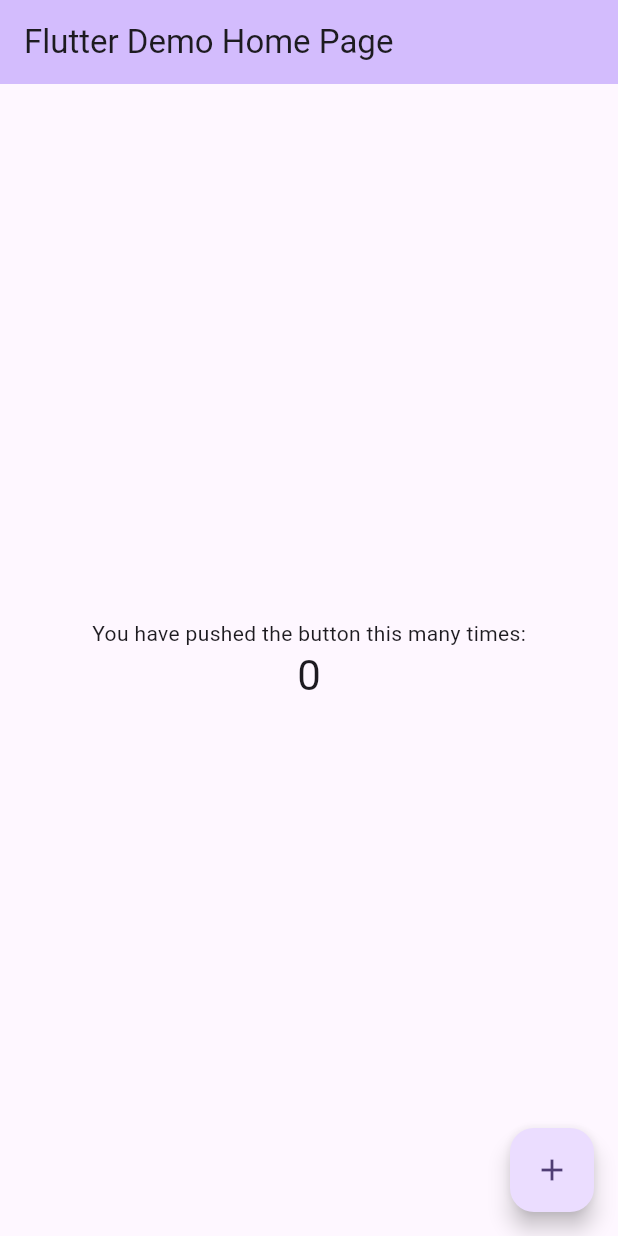
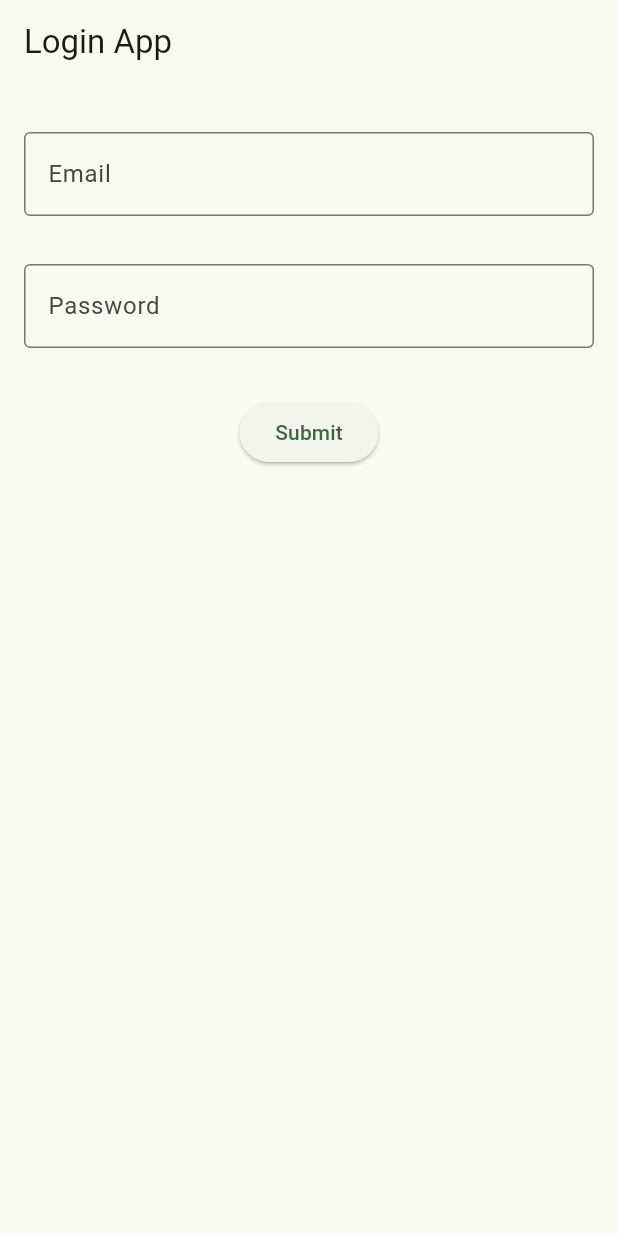
Before and after one commit to Pardheevsai03/Login-app, a Flutter app: the screen it shows after launch, on a phone screen of 412 x 824 dp. Run offline on Flutter 3.47's test engine with Material 3 defaults, Android fonts, the phone set to English and light mode, and no system bars.

Commit message:
login page

```diff
--- a/lib/main.dart
+++ b/lib/main.dart
@@ -11,115 +11,99 @@ class MyApp extends StatelessWidget {
   @override
   Widget build(BuildContext context) {
     return MaterialApp(
-      title: 'Flutter Demo',
+      title: 'Login App',
       theme: ThemeData(
-        // This is the theme of your application.
-        //
-        // TRY THIS: Try running your application with "flutter run". You'll see
-        // the application has a purple toolbar. Then, without quitting the app,
-        // try changing the seedColor in the colorScheme below to Colors.green
-        // and then invoke "hot reload" (save your changes or press the "hot
-        // reload" button in a Flutter-supported IDE, or press "r" if you used
-        // the command line to start the app).
-        //
-        // Notice that the counter didn't reset back to zero; the application
-        // state is not lost during the reload. To reset the state, use hot
-        // restart instead.
-        //
-        // This works for code too, not just values: Most code changes can be
-        // tested with just a hot reload.
-        colorScheme: ColorScheme.fromSeed(seedColor: Colors.deepPurple),
+          colorScheme: ColorScheme.fromSeed(seedColor: Colors.green),
         useMaterial3: true,
       ),
-      home: const MyHomePage(title: 'Flutter Demo Home Page'),
+      home: const Login(title: 'Login App'),
     );
   }
 }
 
-class MyHomePage extends StatefulWidget {
-  const MyHomePage({super.key, required this.title});
+class Login extends StatefulWidget {
+  const Login({super.key, required this.title});
 
-  // This widget is the home page of your application. It is stateful, meaning
-  // that it has a State object (defined below) that contains fields that affect
-  // how it looks.
 
-  // This class is the configuration for the state. It holds the values (in this
-  // case the title) provided by the parent (in this case the App widget) and
-  // used by the build method of the State. Fields in a Widget subclass are
-  // always marked "final".
+
 
   final String title;
 
   @override
-  State<MyHomePage> createState() => _MyHomePageState();
+  State<Login> createState() => _LoginState();
 }
 
-class _MyHomePageState extends State<MyHomePage> {
-  int _counter = 0;
-
-  void _incrementCounter() {
-    setState(() {
-      // This call to setState tells the Flutter framework that something has
-      // changed in this State, which causes it to rerun the build method below
-      // so that the display can reflect the updated values. If we changed
-      // _counter without calling setState(), then the build method would not be
-      // called again, and so nothing would appear to happen.
-      _counter++;
-    });
-  }
+class _LoginState extends State<Login> {
+  final _formKey = GlobalKey<FormState>();
+  TextEditingController emailController = TextEditingController();
+  TextEditingController passwordController = TextEditingController();
 
   @override
   Widget build(BuildContext context) {
-    // This method is rerun every time setState is called, for instance as done
-    // by the _incrementCounter method above.
-    //
-    // The Flutter framework has been optimized to make rerunning build methods
-    // fast, so that you can just rebuild anything that needs updating rather
-    // than having to individually change instances of widgets.
     return Scaffold(
       appBar: AppBar(
-        // TRY THIS: Try changing the color here to a specific color (to
-        // Colors.amber, perhaps?) and trigger a hot reload to see the AppBar
-        // change color while the other colors stay the same.
-        backgroundColor: Theme.of(context).colorScheme.inversePrimary,
-        // Here we take the value from the MyHomePage object that was created by
-        // the App.build method, and use it to set our appbar title.
         title: Text(widget.title),
       ),
-      body: Center(
-        // Center is a layout widget. It takes a single child and positions it
-        // in the middle of the parent.
-        child: Column(
-          // Column is also a layout widget. It takes a list of children and
-          // arranges them vertically. By default, it sizes itself to fit its
-          // children horizontally, and tries to be as tall as its parent.
-          //
-          // Column has various properties to control how it sizes itself and
-          // how it positions its children. Here we use mainAxisAlignment to
-          // center the children vertically; the main axis here is the vertical
-          // axis because Columns are vertical (the cross axis would be
-          // horizontal).
-          //
-          // TRY THIS: Invoke "debug painting" (choose the "Toggle Debug Paint"
-          // action in the IDE, or press "p" in the console), to see the
-          // wireframe for each widget.
-          mainAxisAlignment: MainAxisAlignment.center,
-          children: <Widget>[
-            const Text(
-              'You have pushed the button this many times:',
-            ),
-            Text(
-              '$_counter',
-              style: Theme.of(context).textTheme.headlineMedium,
-            ),
-          ],
+      body: Form(
+        key: _formKey,
+        child: Padding(
+          padding: const EdgeInsets.symmetric(horizontal: 8, vertical: 16),
+          child: Column(
+            crossAxisAlignment: CrossAxisAlignment.center,
+            children: [
+              Padding(
+                padding:
+                    const EdgeInsets.symmetric(horizontal: 8, vertical: 16),
+                child: TextFormField(
+                  controller: emailController,
+                  decoration: const InputDecoration(
+                      border: OutlineInputBorder(), labelText: "Email"),
+                  validator: (value) {
+                    if (value == null || value.isEmpty) {
+                      return 'Please enter your email';
+                    }
+                    return null;
+                  },
+                ),
+              ),
+              Padding(
+                padding:
+                    const EdgeInsets.symmetric(horizontal: 8, vertical: 16),
+                child: TextFormField(
+                  controller: passwordController,
+                  obscureText: true,
+                  decoration: const InputDecoration(
+                      border: OutlineInputBorder(), labelText: "Password"),
+                  validator: (value) {
+                    if (value == null || value.isEmpty) {
+                      return 'Please enter your password';
+                    }
+                    return null;
+                  },
+                ),
+              ),
+              Padding(
+                padding:
+                    const EdgeInsets.symmetric(horizontal: 8, vertical: 16.0),
+                child: Center(
+                  child: ElevatedButton(
+                    onPressed: () {
+                      if (_formKey.currentState!.validate()) {
+                        // Navigate the user to the Home page
+                      } else {
+                        ScaffoldMessenger.of(context).showSnackBar(
+                          const SnackBar(content: Text('Please fill input')),
+                        );
+                      }
+                    },
+                    child: const Text('Submit'),
+                  ),
+                ),
+              ),
+            ],
+          ),
         ),
       ),
-      floatingActionButton: FloatingActionButton(
-        onPressed: _incrementCounter,
-        tooltip: 'Increment',
-        child: const Icon(Icons.add),
-      ), // This trailing comma makes auto-formatting nicer for build methods.
     );
   }
 }
```
